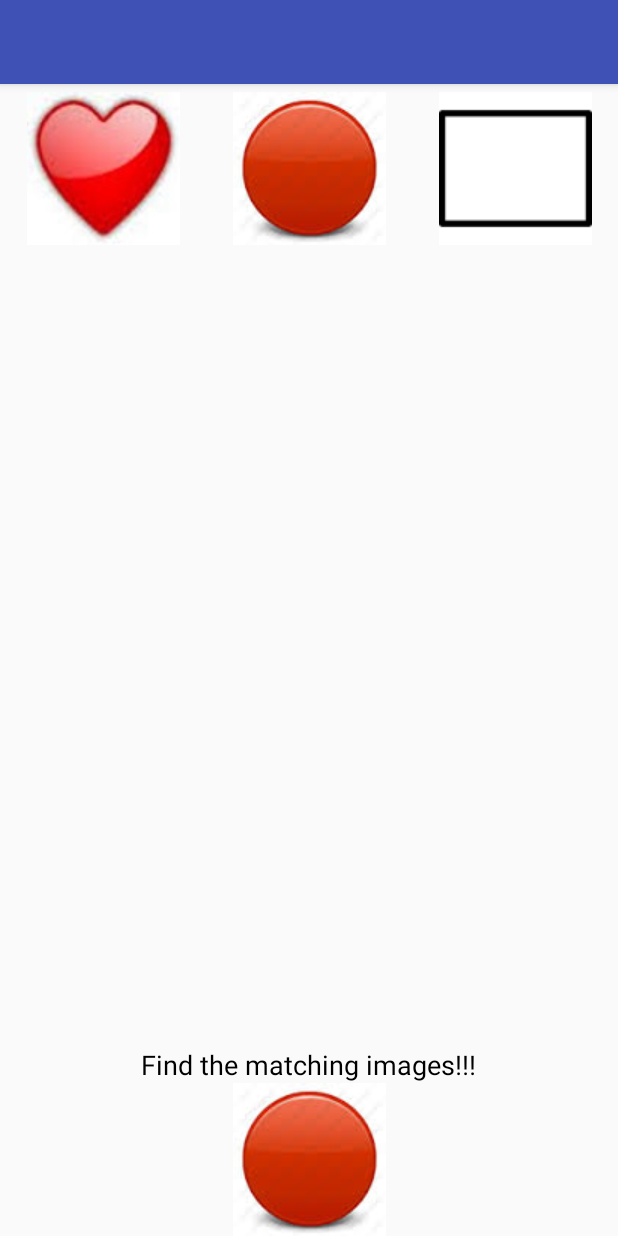
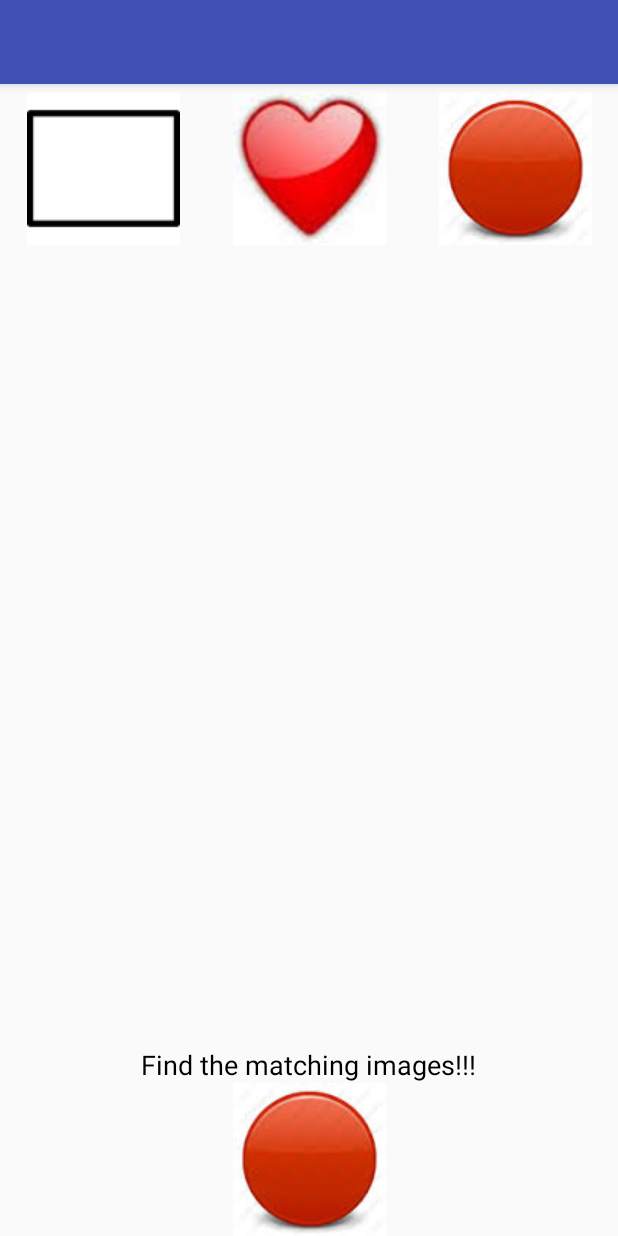
Before and after one commit to justinal64/KFL, an Android app: the screen it shows after launch (MainActivity), on a phone screen of 412 x 824 dp. Run offline under Robolectric (Android 15) with nearby library versions, the phone set to English and light mode, and no system bars.

Commit message:
Randomly generating images in java code.

```diff
--- a/app/src/main/java/com/codingrookie/kfl/MainActivity.java
+++ b/app/src/main/java/com/codingrookie/kfl/MainActivity.java
@@ -1,5 +1,6 @@
 package com.codingrookie.kfl;
 
+import android.content.Context;
 import android.graphics.drawable.Drawable;
 import android.os.Bundle;
 import android.support.v7.app.AppCompatActivity;
@@ -23,15 +24,8 @@ public class MainActivity extends AppCompatActivity {
     ImageButton triangle;
 
     // Test displaying a random ImageButon
-/*    int[] images = {R.drawable.img_0, R.drawable.img_1, R.drawable.img_2};
+    int[] images = {R.drawable.img_0, R.drawable.img_1, R.drawable.img_2};
 
-    ImageButton test = (ImageButton) findViewById(R.id.heart);
-    Random generator = new Random();
-    int randomImageId = images[generator.nextInt(images.length)];
-    test.setImageResource(randomImageId);*/
-
-
-    // end of test
 
 
 
@@ -41,24 +35,71 @@ public class MainActivity extends AppCompatActivity {
     int max = 2;
     int randomNum;
 
+    // Test to get random working
+    final Random rnd = new Random();
+    // End of test
+
     @Override
     protected void onCreate(Bundle savedInstanceState) {
         super.onCreate(savedInstanceState);
         setContentView(R.layout.activity_main);
-        int rando = (int) (Math.random() * 2);
-        Log.v("MainActivity","The random number is " + rando);
 
         // This adds the listener to the image
         addListenerOnButton();
 
     }
 
+    protected final static int getResourceID
+            (final String resName, final String resType, final Context ctx)
+    {
+        final int ResourceID =
+                ctx.getResources().getIdentifier(resName, resType,
+                        ctx.getApplicationInfo().packageName);
+        if (ResourceID == 0)
+        {
+            throw new IllegalArgumentException
+                    (
+                            "No resource string found with name " + resName
+                    );
+        }
+        else
+        {
+            return ResourceID;
+        }
+    }
+
     public void addListenerOnButton() {
 
-        // Listener for the heart
-        heart = (ImageButton) findViewById(R.id.heart);
+        ImageButton img = (ImageButton) findViewById(R.id.img);
+        Random generator = new Random();
+        int randomImageId = images[generator.nextInt(images.length)];
+        img.setImageResource(randomImageId);
 
-        heart.setOnClickListener(new View.OnClickListener() {
+        img.setOnClickListener(new View.OnClickListener() {
+            @Override
+            public void onClick(View v) {
+                Toast.makeText(MainActivity.this,
+                        "Sorry that doesn't match try again", Toast.LENGTH_SHORT).show();
+            }
+        });
+
+        ImageButton img1 = (ImageButton) findViewById(R.id.img1);
+        randomImageId = images[generator.nextInt(images.length)];
+        img1.setImageResource(randomImageId);
+
+        img1.setOnClickListener(new View.OnClickListener() {
+            @Override
+            public void onClick(View v) {
+                Toast.makeText(MainActivity.this,
+                        "Sorry that doesn't match try again", Toast.LENGTH_SHORT).show();
+            }
+        });
+
+        ImageButton img2 = (ImageButton) findViewById(R.id.img2);
+        randomImageId = images[generator.nextInt(images.length)];
+        img2.setImageResource(randomImageId);
+
+        img2.setOnClickListener(new View.OnClickListener() {
             @Override
             public void onClick(View v) {
                 Toast.makeText(MainActivity.this,
@@ -67,51 +108,6 @@ public class MainActivity extends AppCompatActivity {
 
 
         });
-
-        // Listener for the circle
-        circle = (ImageButton) findViewById(R.id.circle);
-
-        circle.setOnClickListener(new View.OnClickListener() {
-            @Override
-            public void onClick(View v) {
-
-                // get your custom_toast.xml layout
-                LayoutInflater inflator = getLayoutInflater();
-
-                View layout = inflator.inflate(R.layout.custom_toast,
-                        (ViewGroup) findViewById(R.id.custom_toast_layout_id));
-
-                // Set an image to display
-                ImageView image = (ImageView) layout.findViewById(R.id.image);
-                image.setImageResource(R.drawable.congratz);
-
-                // Toast...
-                Toast toast = new Toast(getApplicationContext());
-                toast.setGravity(Gravity.CENTER_VERTICAL, 0, 0);
-                toast.setDuration(Toast.LENGTH_LONG);
-                toast.setView(layout);
-                toast.show();
-
-/*                Toast.makeText(MainActivity.this,
-                        "Congratulations your correct!!!", Toast.LENGTH_SHORT).show();*/
-            }
-
-
-        });
-
-        // Listener for the triangle
-        triangle = (ImageButton) findViewById(R.id.triangle);
-
-        triangle.setOnClickListener(new View.OnClickListener() {
-            @Override
-            public void onClick(View v) {
-                Toast.makeText(MainActivity.this,
-                        "Sorry that doesn't match try again", Toast.LENGTH_SHORT).show();
-            }
-
-
-        });
-
     }
 
 
--- a/app/src/main/res/layout/content_main.xml
+++ b/app/src/main/res/layout/content_main.xml
@@ -13,16 +13,15 @@
         android:layout_height="wrap_content">
 
         <ImageButton
-            android:id="@+id/heart"
+            android:id="@+id/img"
             android:layout_width="0dp"
             android:layout_height="wrap_content"
             android:layout_weight="1"
             android:background="@android:color/transparent"
-            android:padding="5dp"
-            android:src="@drawable/img_2" />
+            android:padding="5dp" />
 
         <ImageButton
-            android:id="@+id/circle"
+            android:id="@+id/img1"
             android:layout_width="0dp"
             android:layout_height="wrap_content"
             android:layout_weight="1"
@@ -31,7 +30,7 @@
             android:src="@drawable/img_0" />
 
         <ImageButton
-            android:id="@+id/triangle"
+            android:id="@+id/img2"
             android:layout_width="0dp"
             android:layout_height="wrap_content"
             android:layout_weight="1"
```
